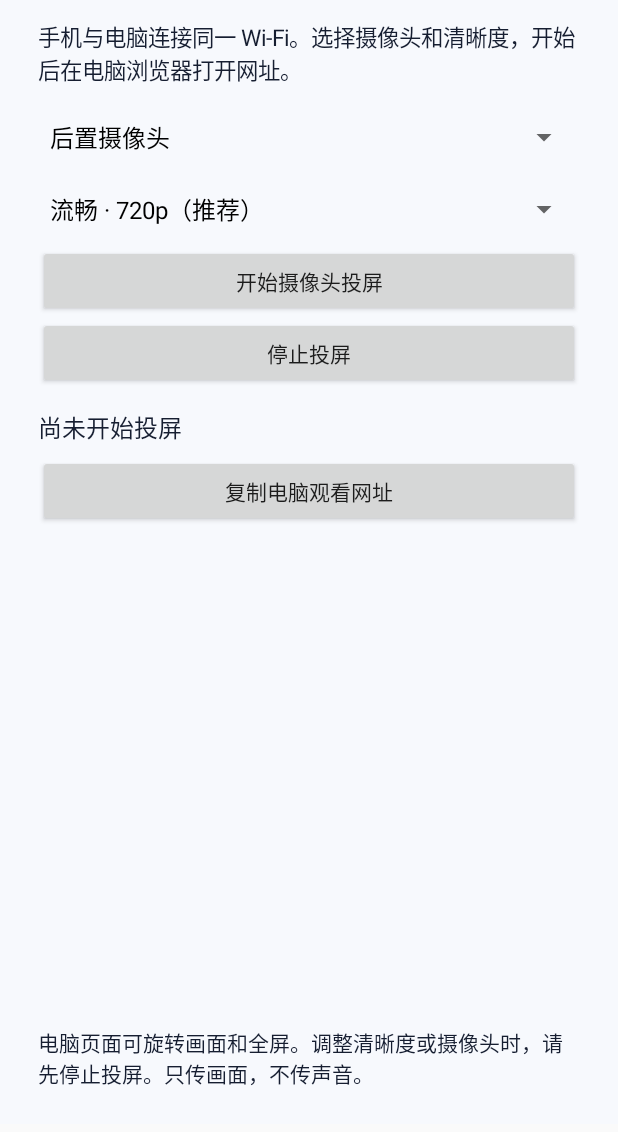
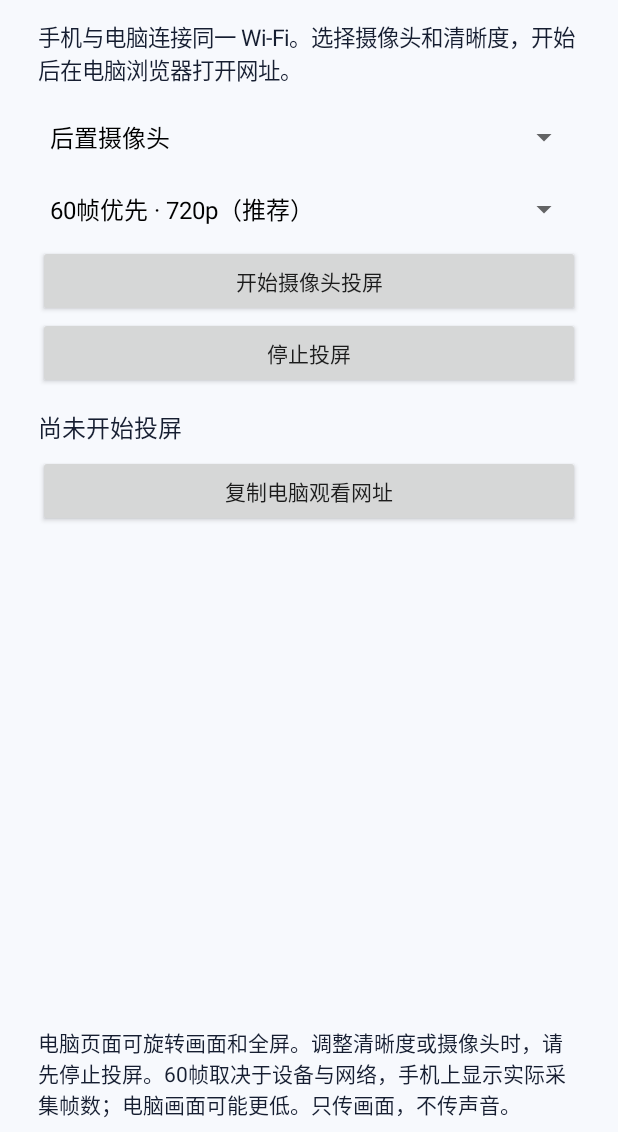
Before and after one commit to 2377688349/xiaogege, an Android app: the screen it shows after launch (MainActivity), on a phone screen of 412 x 824 dp, the part 104-1236 px from its top. Run offline under Robolectric (Android 15) with nearby library versions, the phone set to English and light mode, and no system bars.

Commit message:
Prioritize 60 fps camera streaming: app/src/main/java/com/weiwei/wificast/MainActivity.java

```diff
--- a/wifi-cast/app/src/main/java/com/weiwei/wificast/MainActivity.java
+++ b/wifi-cast/app/src/main/java/com/weiwei/wificast/MainActivity.java
@@ -6,7 +6,7 @@ public class MainActivity extends Activity {
  String address(){try{Enumeration<NetworkInterface> ni=NetworkInterface.getNetworkInterfaces();while(ni.hasMoreElements()){NetworkInterface n=ni.nextElement();if(!n.isUp()||n.isLoopback()||!n.getName().startsWith("wlan"))continue;Enumeration<InetAddress> aa=n.getInetAddresses();while(aa.hasMoreElements()){InetAddress a=aa.nextElement();if(a instanceof Inet4Address&&!a.isLoopbackAddress())return a.getHostAddress();}}}catch(Exception ignored){}return null;}
  TextView text(String s,int size){TextView v=new TextView(this);v.setText(s);v.setTextColor(Color.rgb(22,30,49));v.setTextSize(size);return v;}
  void launch(){if(address()==null){Toast.makeText(this,"请先连接 Wi-Fi",Toast.LENGTH_LONG).show();return;} if(CastService.running){Toast.makeText(this,"请先停止投屏，再调整设置",Toast.LENGTH_LONG).show();return;} Intent i=new Intent(this,CastService.class);i.putExtra("front",lens.getSelectedItemPosition()==1);i.putExtra("hd",quality.getSelectedItemPosition()==1);try{startForegroundService(i);}catch(Exception e){Toast.makeText(this,"无法启动摄像头："+e.getMessage(),Toast.LENGTH_LONG).show();}}
- public void onCreate(Bundle b){super.onCreate(b);ScrollView scroll=new ScrollView(this);LinearLayout root=new LinearLayout(this);root.setPadding(38,45,38,35);root.setOrientation(1);root.setBackgroundColor(Color.rgb(247,249,253));scroll.addView(root);TextView title=text("手机摄像头投屏",26);title.setTypeface(null,1);root.addView(title);TextView hint=text("手机与电脑连接同一 Wi-Fi。选择摄像头和清晰度，开始后在电脑浏览器打开网址。",15);hint.setPadding(0,20,0,15);root.addView(hint);lens=new Spinner(this);lens.setAdapter(new ArrayAdapter<String>(this,android.R.layout.simple_spinner_dropdown_item,new String[]{"后置摄像头","前置摄像头"}));root.addView(lens);quality=new Spinner(this);quality.setAdapter(new ArrayAdapter<String>(this,android.R.layout.simple_spinner_dropdown_item,new String[]{"流畅 · 720p（推荐）","高清 · 1080p（视设备支持）"}));root.addView(quality);Button start=new Button(this);start.setText("开始摄像头投屏");root.addView(start);Button stop=new Button(this);stop.setText("停止投屏");root.addView(stop);status=text("尚未开始投屏",16);status.setTextIsSelectable(true);status.setPadding(0,20,0,10);root.addView(status);copy=new Button(this);copy.setText("复制电脑观看网址");root.addView(copy);preview=new ImageView(this);preview.setAdjustViewBounds(true);root.addView(preview,new LinearLayout.LayoutParams(-1,500));TextView note=text("电脑页面可旋转画面和全屏。调整清晰度或摄像头时，请先停止投屏。只传画面，不传声音。",14);root.addView(note);setContentView(scroll);
+ public void onCreate(Bundle b){super.onCreate(b);ScrollView scroll=new ScrollView(this);LinearLayout root=new LinearLayout(this);root.setPadding(38,45,38,35);root.setOrientation(1);root.setBackgroundColor(Color.rgb(247,249,253));scroll.addView(root);TextView title=text("手机摄像头投屏",26);title.setTypeface(null,1);root.addView(title);TextView hint=text("手机与电脑连接同一 Wi-Fi。选择摄像头和清晰度，开始后在电脑浏览器打开网址。",15);hint.setPadding(0,20,0,15);root.addView(hint);lens=new Spinner(this);lens.setAdapter(new ArrayAdapter<String>(this,android.R.layout.simple_spinner_dropdown_item,new String[]{"后置摄像头","前置摄像头"}));root.addView(lens);quality=new Spinner(this);quality.setAdapter(new ArrayAdapter<String>(this,android.R.layout.simple_spinner_dropdown_item,new String[]{"60帧优先 · 720p（推荐）","高清 · 1080p（60帧视设备支持）"}));root.addView(quality);Button start=new Button(this);start.setText("开始摄像头投屏");root.addView(start);Button stop=new Button(this);stop.setText("停止投屏");root.addView(stop);status=text("尚未开始投屏",16);status.setTextIsSelectable(true);status.setPadding(0,20,0,10);root.addView(status);copy=new Button(this);copy.setText("复制电脑观看网址");root.addView(copy);preview=new ImageView(this);preview.setAdjustViewBounds(true);root.addView(preview,new LinearLayout.LayoutParams(-1,500));TextView note=text("电脑页面可旋转画面和全屏。调整清晰度或摄像头时，请先停止投屏。60帧取决于设备与网络，手机上显示实际采集帧数；电脑画面可能更低。只传画面，不传声音。",14);root.addView(note);setContentView(scroll);
  start.setOnClickListener(v->{if(checkSelfPermission(Manifest.permission.CAMERA)!=PackageManager.PERMISSION_GRANTED)requestPermissions(new String[]{Manifest.permission.CAMERA},PERMISSION);else launch();});stop.setOnClickListener(v->stopService(new Intent(this,CastService.class)));copy.setOnClickListener(v->{if(url.isEmpty()){Toast.makeText(this,"请先开始投屏",Toast.LENGTH_SHORT).show();return;}((android.content.ClipboardManager)getSystemService(CLIPBOARD_SERVICE)).setPrimaryClip(ClipData.newPlainText("投屏网址",url));Toast.makeText(this,"网址已复制，可通过微信发送到电脑",Toast.LENGTH_LONG).show();});refresh=()->{if(CastService.running){String ip=address();url=ip==null?"":"http://"+ip+":"+CastService.PORT+"/"+CastService.token;status.setText(url.isEmpty()?"请连接 Wi-Fi":"电脑打开：\n"+url+"\n\n"+CastService.status);byte[] f=CastService.frame;if(f!=null){Bitmap bm=BitmapFactory.decodeByteArray(f,0,f.length);if(bm!=null)preview.setImageBitmap(bm);}}else{url="";status.setText(CastService.status.isEmpty()?"尚未开始投屏":CastService.status);preview.setImageDrawable(null);}h.postDelayed(refresh,700);};h.post(refresh);}
  public void onRequestPermissionsResult(int req,String[] p,int[] g){super.onRequestPermissionsResult(req,p,g);if(req==PERMISSION&&g.length>0&&g[0]==PackageManager.PERMISSION_GRANTED)launch();else Toast.makeText(this,"需要摄像头权限才能投屏",Toast.LENGTH_LONG).show();}
  protected void onDestroy(){h.removeCallbacks(refresh);super.onDestroy();}
```
